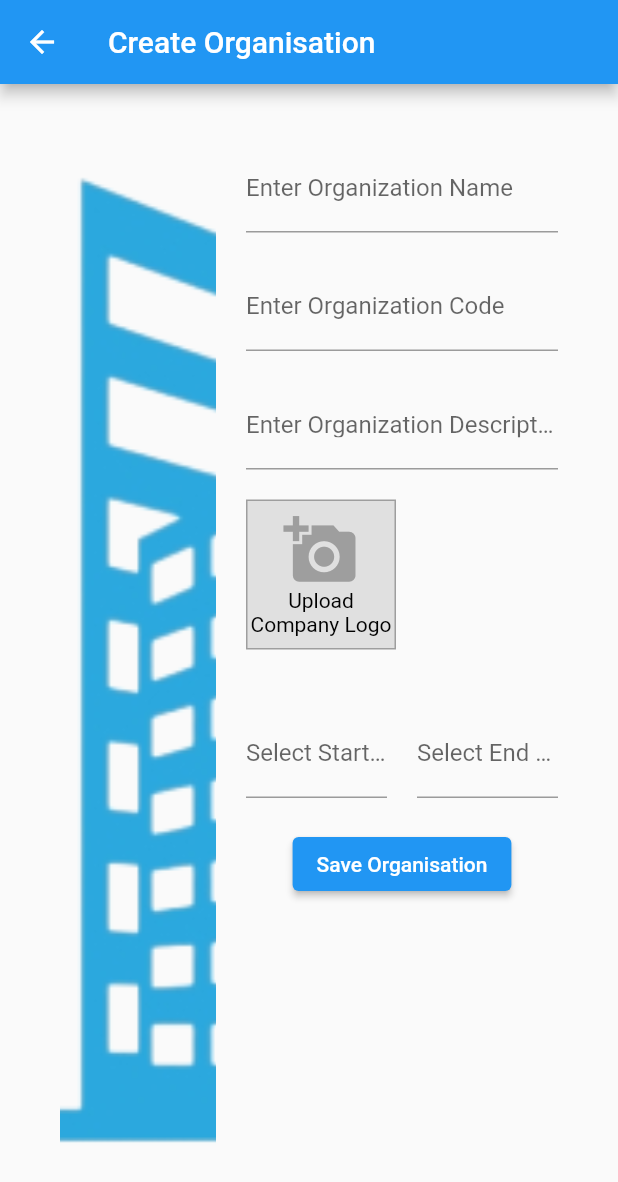
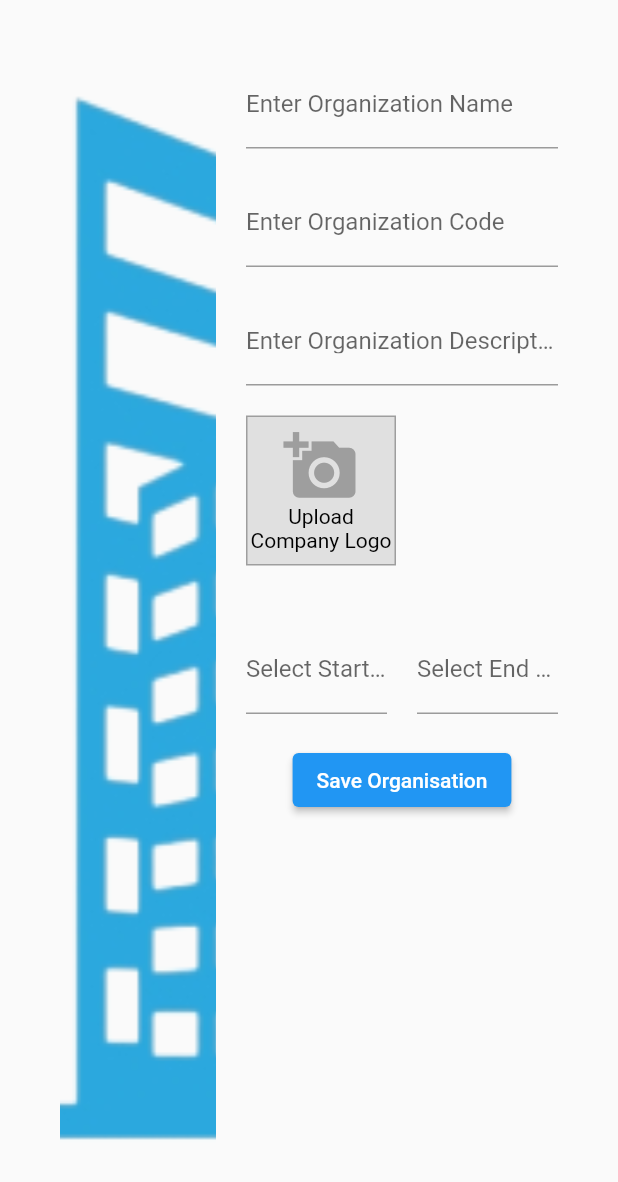
Before and after one commit to roshan5977/harb_flutter, a Flutter app: the CreateOrganisation screen opened directly, on a phone screen of 412 x 824 dp. Shown: the top 1182 px of the screen. Run offline on Flutter 3.47's test engine with Material 2 defaults, Android fonts, the phone set to English and light mode, and no system bars; our stand-ins replace dio, image_picker, shared_preferences; missing offline and left inert: dart:js_interop; accounts and stored records are empty.

Commit message:
merged all code

```diff
--- a/lib/screens/super_admin/super_admin_createorg.dart
+++ b/lib/screens/super_admin/super_admin_createorg.dart
@@ -2,8 +2,6 @@ import 'package:flutter/material.dart';
 import 'package:harbinger_flutter/screens/super_admin/super_admin_add_users.dart';
 import 'package:image_picker/image_picker.dart';
 import 'dart:io';
-
-
 
 class CreateOrganisation extends StatefulWidget {
   const CreateOrganisation({Key? key}) : super(key: key);
@@ -47,15 +45,15 @@ class _CreateOrganisationState extends State<CreateOrganisation> {
       context: context,
       builder: (BuildContext context) {
         return AlertDialog(
-          title: Text('Confirm Save'),
-          content: Text('Do you want to save the organisation details?'),
+          title: const Text('Confirm Save'),
+          content: const Text('Do you want to save the organisation details?'),
           actions: [
             TextButton(
               onPressed: () {
                 // Close the alert dialog
                 Navigator.of(context).pop();
               },
-              child: Text('Cancel'),
+              child: const Text('Cancel'),
             ),
             TextButton(
               onPressed: () {
@@ -65,13 +63,13 @@ class _CreateOrganisationState extends State<CreateOrganisation> {
                 // Navigate to the "addusers" page
                 Navigator.of(context).push(
                   MaterialPageRoute(
-                    builder: (context) => AddUsers(),
+                    builder: (context) => const AddUsers(),
                   ),
                 );
 
-               // Navigator.of(context).pop(); // Close the alert dialog
+                // Navigator.of(context).pop(); // Close the alert dialog
               },
-              child: Text('Save'),
+              child: const Text('Save'),
             ),
           ],
         );
@@ -80,7 +78,8 @@ class _CreateOrganisationState extends State<CreateOrganisation> {
   }
 
   Future<void> _pickImage() async {
-    final pickedImage = await ImagePicker().pickImage(source: ImageSource.gallery);
+    final pickedImage =
+        await ImagePicker().pickImage(source: ImageSource.gallery);
     if (pickedImage != null) {
       setState(() {
         _selectedImage = pickedImage;
@@ -121,11 +120,8 @@ class _CreateOrganisationState extends State<CreateOrganisation> {
   @override
   Widget build(BuildContext context) {
     return Scaffold(
-      appBar: AppBar(
-        title: Text('Create Organisation'),
-      ),
       body: Padding(
-        padding: EdgeInsets.all(40.0),
+        padding: const EdgeInsets.all(40.0),
         child: Row(
           children: [
             Expanded(
@@ -137,7 +133,7 @@ class _CreateOrganisationState extends State<CreateOrganisation> {
                 fit: BoxFit.cover,
               ),
             ),
-            SizedBox(width: 20),
+            const SizedBox(width: 20),
             Expanded(
               flex: 2,
               child: Center(
@@ -146,39 +142,46 @@ class _CreateOrganisationState extends State<CreateOrganisation> {
                   children: [
                     TextField(
                       controller: _orgNameController,
-                      decoration: InputDecoration(labelText: 'Enter Organization Name'),
+                      decoration: const InputDecoration(
+                          labelText: 'Enter Organization Name'),
                     ),
-                    SizedBox(height: 20),
+                    const SizedBox(height: 20),
                     TextField(
                       controller: _orgCodeController,
-                      decoration: InputDecoration(labelText: 'Enter Organization Code'),
+                      decoration: const InputDecoration(
+                          labelText: 'Enter Organization Code'),
                     ),
-                    SizedBox(height: 20),
+                    const SizedBox(height: 20),
                     TextField(
                       controller: _orgDescController,
-                      decoration: InputDecoration(labelText: 'Enter Organization Description'),
+                      decoration: const InputDecoration(
+                          labelText: 'Enter Organization Description'),
                     ),
-                    SizedBox(height: 20),
+                    const SizedBox(height: 20),
                     GestureDetector(
                       onTap: _pickImage,
                       child: Container(
-                        margin: EdgeInsets.only(bottom: 20), // Add margin to create spacing
+                        margin: const EdgeInsets.only(
+                            bottom: 20), // Add margin to create spacing
                         width: 100,
                         height: 100,
                         decoration: BoxDecoration(
                           color: Colors.grey[300],
                           border: Border.all(color: Colors.grey),
                         ),
-                        child: Column(
+                        child: const Column(
                           mainAxisAlignment: MainAxisAlignment.center,
                           children: [
-                            Icon(Icons.add_a_photo, size: 50, color: Colors.grey),
-                            Text('Upload Company Logo', textAlign: TextAlign.center, style: TextStyle(color: Colors.black)),
+                            Icon(Icons.add_a_photo,
+                                size: 50, color: Colors.grey),
+                            Text('Upload Company Logo',
+                                textAlign: TextAlign.center,
+                                style: TextStyle(color: Colors.black)),
                           ],
                         ),
                       ),
                     ),
-                    SizedBox(height: 20), // Add space here
+                    const SizedBox(height: 20), // Add space here
                     Row(
                       children: [
                         Expanded(
@@ -190,15 +193,21 @@ class _CreateOrganisationState extends State<CreateOrganisation> {
                                 onTap: () => _selectStartDate(context),
                                 child: AbsorbPointer(
                                   child: TextField(
-                                    controller: TextEditingController(text: _startDate?.toLocal().toString().split(' ')[0] ?? ''),
-                                    decoration: InputDecoration(labelText: 'Select Start Date'),
+                                    controller: TextEditingController(
+                                        text: _startDate
+                                                ?.toLocal()
+                                                .toString()
+                                                .split(' ')[0] ??
+                                            ''),
+                                    decoration: const InputDecoration(
+                                        labelText: 'Select Start Date'),
                                   ),
                                 ),
                               ),
                             ],
                           ),
                         ),
-                        SizedBox(width: 20),
+                        const SizedBox(width: 20),
                         Expanded(
                           flex: 1,
                           child: Column(
@@ -208,8 +217,14 @@ class _CreateOrganisationState extends State<CreateOrganisation> {
                                 onTap: () => _selectEndDate(context),
                                 child: AbsorbPointer(
                                   child: TextField(
-                                    controller: TextEditingController(text: _endDate?.toLocal().toString().split(' ')[0] ?? ''),
-                                    decoration: InputDecoration(labelText: 'Select End Date'),
+                                    controller: TextEditingController(
+                                        text: _endDate
+                                                ?.toLocal()
+                                                .toString()
+                                                .split(' ')[0] ??
+                                            ''),
+                                    decoration: const InputDecoration(
+                                        labelText: 'Select End Date'),
                                   ),
                                 ),
                               ),
@@ -218,11 +233,11 @@ class _CreateOrganisationState extends State<CreateOrganisation> {
                         ),
                       ],
                     ),
-                    SizedBox(height: 20), // Add space here
+                    const SizedBox(height: 20), // Add space here
                     Center(
                       child: ElevatedButton(
                         onPressed: _saveAndPrint,
-                        child: Text('Save Organisation'),
+                        child: const Text('Save Organisation'),
                       ),
                     ),
                   ],
```
Also changed, not shown: lib/login_page.dart (deleted, +0 -188 lines), lib/main.dart (+1 -16 lines), lib/screens/login_screen.dart (+0 -7 lines), lib/screens/super_admin/super_admin_homescreen.dart (+37 -12 lines), lib/screens/super_admin/super_admin_organisations.dart (+24 -32 lines), lib/screens/workspace_screen.dart (deleted, +0 -155 lines), lib/screens/super_admin/dashboard_screen.dart (renamed from lib/screens/dashboard_screen.dart).
